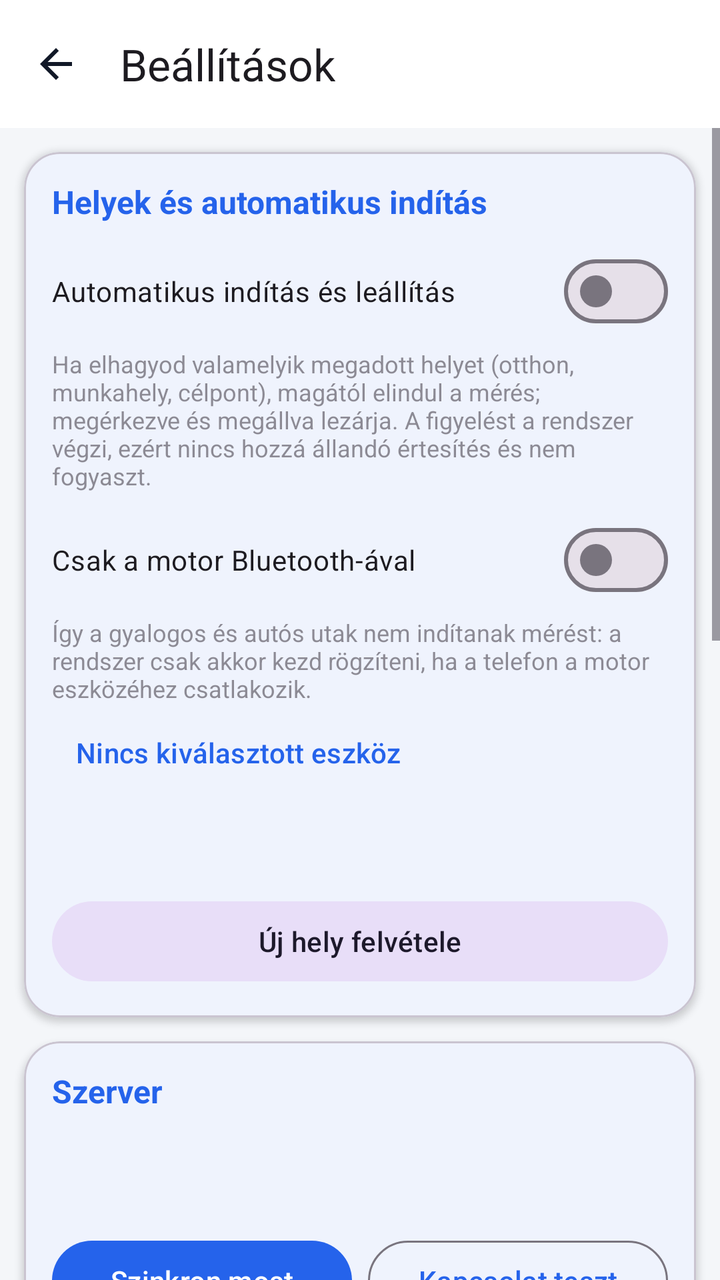
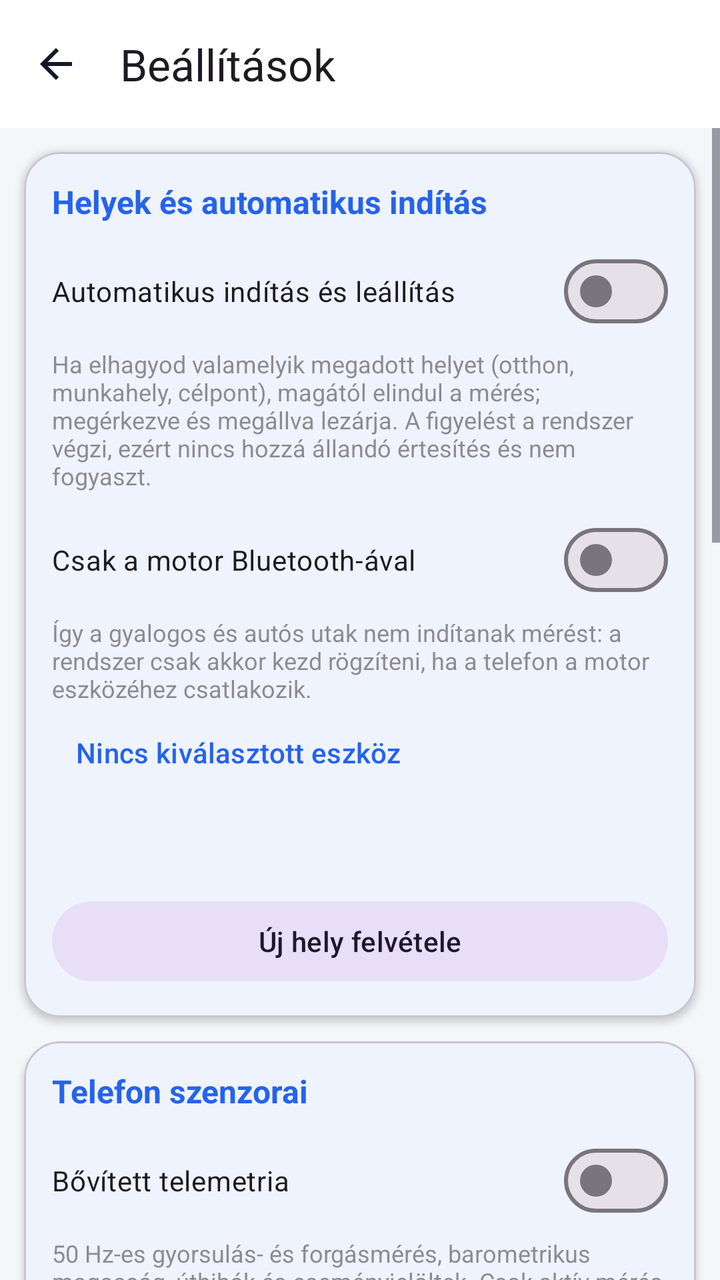

Two renders of the same Android screen: before a commit and after it. Below are the layout's source before the change and the commit's diff.
<!-- AndroidManifest.xml: application theme Theme.MotorTelemetria -->
<!-- res/layout/activity_settings.xml -->
<?xml version="1.0" encoding="utf-8"?>
<LinearLayout xmlns:android="http://schemas.android.com/apk/res/android"
    xmlns:app="http://schemas.android.com/apk/res-auto"
    android:layout_width="match_parent"
    android:layout_height="match_parent"
    android:fitsSystemWindows="true"
    android:orientation="vertical">

    <com.google.android.material.appbar.MaterialToolbar
        android:id="@+id/toolbar"
        android:layout_width="match_parent"
        android:layout_height="?attr/actionBarSize"
        android:background="?attr/colorSurface"
        app:navigationIcon="@drawable/ic_back"
        app:navigationIconTint="?attr/colorOnSurface"
        app:title="@string/title_settings" />

    <ScrollView
        android:layout_width="match_parent"
        android:layout_height="0dp"
        android:layout_weight="1"
        android:clipToPadding="false"
        android:paddingBottom="16dp">

        <LinearLayout
            android:layout_width="match_parent"
            android:layout_height="wrap_content"
            android:orientation="vertical">

            
            <com.google.android.material.card.MaterialCardView style="@style/StatsCard">

                <LinearLayout style="@style/StatsCardContent">

                    <TextView style="@style/StatsCardTitle" android:text="@string/settings_auto" />

                    <com.google.android.material.materialswitch.MaterialSwitch
                        android:id="@+id/switchAuto"
                        android:layout_width="match_parent"
                        android:layout_height="wrap_content"
                        android:text="@string/auto_switch" />

                    <TextView
                        android:layout_width="match_parent"
                        android:layout_height="wrap_content"
                        android:layout_marginTop="4dp"
                        android:alpha="0.6"
                        android:text="@string/auto_hint"
                        android:textSize="12sp" />

                    <com.google.android.material.materialswitch.MaterialSwitch
                        android:id="@+id/switchBluetooth"
                        android:layout_width="match_parent"
                        android:layout_height="wrap_content"
                        android:layout_marginTop="10dp"
                        android:text="@string/bt_switch" />

                    <TextView
                        android:layout_width="match_parent"
                        android:layout_height="wrap_content"
                        android:layout_marginTop="4dp"
                        android:alpha="0.6"
                        android:text="@string/bt_hint"
                        android:textSize="12sp" />

                    <com.google.android.material.button.MaterialButton
                        android:id="@+id/btnBluetoothDevice"
                        style="@style/Widget.Material3.Button.TextButton"
                        android:layout_width="match_parent"
                        android:layout_height="wrap_content"
                        android:gravity="start|center_vertical"
                        android:text="@string/bt_device_none" />

                    
                    <TextView
                        android:id="@+id/tvBluetoothStatus"
                        android:layout_width="match_parent"
                        android:layout_height="wrap_content"
                        android:layout_marginStart="12dp"
                        android:drawablePadding="6dp"
                        android:gravity="center_vertical"
                        android:paddingVertical="6dp"
                        android:textSize="12sp"
                        android:visibility="gone" />

                    <LinearLayout
                        android:id="@+id/placesList"
                        android:layout_width="match_parent"
                        android:layout_height="wrap_content"
                        android:layout_marginTop="12dp"
                        android:orientation="vertical" />

                    <TextView
                        android:id="@+id/tvAutoState"
                        android:layout_width="match_parent"
                        android:layout_height="wrap_content"
                        android:layout_marginTop="8dp"
                        android:alpha="0.7"
                        android:textSize="12sp" />

                    <com.google.android.material.button.MaterialButton
                        android:id="@+id/btnAddPlace"
                        style="@style/Widget.Material3.Button.TonalButton"
                        android:layout_width="match_parent"
                        android:layout_height="wrap_content"
                        android:layout_marginTop="10dp"
                        android:text="@string/place_add" />

                </LinearLayout>
            </com.google.android.material.card.MaterialCardView>

            
            <com.google.android.material.card.MaterialCardView style="@style/StatsCard">

                <LinearLayout style="@style/StatsCardContent">

                    <TextView style="@style/StatsCardTitle" android:text="@string/stats_server" />

                    <TextView
                        android:id="@+id/tvSyncState"
                        android:layout_width="match_parent"
                        android:layout_height="wrap_content"
                        android:textSize="15sp"
                        android:textStyle="bold" />

                    <TextView
                        android:id="@+id/tvLastSync"
                        android:layout_width="match_parent"
                        android:layout_height="wrap_content"
                        android:layout_marginTop="2dp"
                        android:alpha="0.7"
                        android:textSize="13sp" />

                    <TextView
                        android:id="@+id/tvSyncError"
                        android:layout_width="match_parent"
                        android:layout_height="wrap_content"
                        android:layout_marginTop="4dp"
                        android:textColor="@color/warning"
                        android:textSize="13sp"
                        android:visibility="gone" />

                    <LinearLayout
                        android:layout_width="match_parent"
                        android:layout_height="wrap_content"
                        android:layout_marginTop="10dp"
                        android:orientation="horizontal">

                        <com.google.android.material.button.MaterialButton
                            android:id="@+id/btnSyncNow"
                            android:layout_width="0dp"
                            android:layout_height="wrap_content"
                            android:layout_weight="1"
                            android:text="@string/action_sync_now" />

                        <com.google.android.material.button.MaterialButton
                            android:id="@+id/btnTestServer"
                            style="@style/Widget.Material3.Button.OutlinedButton"
                            android:layout_width="0dp"
                            android:layout_height="wrap_content"
                            android:layout_marginStart="8dp"
                            android:layout_weight="1"
                            android:text="@string/action_test_server" />
                    </LinearLayout>

                    <com.google.android.material.textfield.TextInputLayout
                        android:layout_width="match_parent"
                        android:layout_height="wrap_content"
                        android:layout_marginTop="12dp"
                        android:hint="@string/label_server_url">

                        <com.google.android.material.textfield.TextInputEditText
                            android:id="@+id/etServerUrl"
                            android:layout_width="match_parent"
                            android:layout_height="wrap_content"
                            android:inputType="textUri"
                            android:maxLines="1" />
                    </com.google.android.material.textfield.TextInputLayout>

                    <com.google.android.material.textfield.TextInputLayout
                        android:layout_width="match_parent"
                        android:layout_height="wrap_content"
                        android:layout_marginTop="8dp"
                        android:hint="@string/label_token">

                        <com.google.android.material.textfield.TextInputEditText
                            android:id="@+id/etToken"
                            android:layout_width="match_parent"
                            android:layout_height="wrap_content"
                            android:inputType="text"
                            android:maxLines="1" />
                    </com.google.android.material.textfield.TextInputLayout>

                    <com.google.android.material.button.MaterialButton
                        android:id="@+id/btnSaveServer"
                        style="@style/Widget.Material3.Button.TonalButton"
                        android:layout_width="match_parent"
                        android:layout_height="wrap_content"
                        android:layout_marginTop="8dp"
                        android:text="@string/action_save_server" />

                    <TextView
                        android:id="@+id/tvDevice"
                        android:layout_width="match_parent"
                        android:layout_height="wrap_content"
                        android:layout_marginTop="10dp"
                        android:alpha="0.6"
                        android:textSize="12sp" />
                </LinearLayout>
            </com.google.android.material.card.MaterialCardView>

            
            <com.google.android.material.card.MaterialCardView style="@style/StatsCard">

                <LinearLayout style="@style/StatsCardContent">

                    <TextView style="@style/StatsCardTitle" android:text="@string/selftest_title" />

                    <TextView
                        android:layout_width="match_parent"
                        android:layout_height="wrap_content"
                        android:layout_marginBottom="8dp"
                        android:alpha="0.6"
                        android:text="@string/selftest_hint"
                        android:textSize="12sp" />

                    
                    <TextView
                        android:id="@+id/tvSelfTestStatus"
                        android:layout_width="match_parent"
                        android:layout_height="wrap_content"
                        android:textSize="14sp"
                        android:textStyle="bold"
                        android:visibility="gone" />

                    <ProgressBar
                        android:id="@+id/progressSelfTest"
                        style="?android:attr/progressBarStyleHorizontal"
                        android:layout_width="match_parent"
                        android:layout_height="wrap_content"
                        android:layout_marginTop="6dp"
                        android:indeterminate="true"
                        android:visibility="gone" />

                    <TextView
                        android:id="@+id/tvSelfTest"
                        android:layout_width="match_parent"
                        android:layout_height="wrap_content"
                        android:layout_marginTop="8dp"
                        android:fontFamily="monospace"
                        android:lineSpacingExtra="3dp"
                        android:textSize="12sp" />

                    <com.google.android.material.button.MaterialButton
                        android:id="@+id/btnSelfTest"
                        android:layout_width="match_parent"
                        android:layout_height="wrap_content"
                        android:layout_marginTop="10dp"
                        android:text="@string/selftest_run" />

                    <com.google.android.material.button.MaterialButton
                        android:id="@+id/btnSelfTestWaze"
                        style="@style/Widget.Material3.Button.OutlinedButton"
                        android:layout_width="match_parent"
                        android:layout_height="wrap_content"
                        android:layout_marginTop="8dp"
                        android:text="@string/selftest_run_waze" />
                </LinearLayout>
            </com.google.android.material.card.MaterialCardView>

            
            <com.google.android.material.card.MaterialCardView style="@style/StatsCard">

                <LinearLayout style="@style/StatsCardContent">

                    <TextView style="@style/StatsCardTitle" android:text="@string/stats_appearance" />

                    <com.google.android.material.button.MaterialButtonToggleGroup
                        android:id="@+id/themeToggle"
                        android:layout_width="match_parent"
                        android:layout_height="wrap_content"
                        app:selectionRequired="true"
                        app:singleSelection="true">

                        <com.google.android.material.button.MaterialButton
                            android:id="@+id/btnThemeSystem"
                            style="@style/Widget.Material3.Button.OutlinedButton"
                            android:layout_width="0dp"
                            android:layout_height="wrap_content"
                            android:layout_weight="1"
                            android:text="@string/theme_system" />

                        <com.google.android.material.button.MaterialButton
                            android:id="@+id/btnThemeLight"
                            style="@style/Widget.Material3.Button.OutlinedButton"
                            android:layout_width="0dp"
                            android:layout_height="wrap_content"
                            android:layout_weight="1"
                            android:text="@string/theme_light" />

                        <com.google.android.material.button.MaterialButton
                            android:id="@+id/btnThemeDark"
                            style="@style/Widget.Material3.Button.OutlinedButton"
                            android:layout_width="0dp"
                            android:layout_height="wrap_content"
                            android:layout_weight="1"
                            android:text="@string/theme_dark" />
                    </com.google.android.material.button.MaterialButtonToggleGroup>

                    <TextView
                        android:layout_width="match_parent"
                        android:layout_height="wrap_content"
                        android:layout_marginTop="8dp"
                        android:alpha="0.6"
                        android:text="@string/theme_hint"
                        android:textSize="12sp" />
                </LinearLayout>
            </com.google.android.material.card.MaterialCardView>

        </LinearLayout>
    </ScrollView>

</LinearLayout>
<!-- resources referenced by this layout -->
<resources>
  <color name="warning">#FFB91C1C</color>
  <!-- drawable ic_back (drawable) -->
  <vector xmlns:android="http://schemas.android.com/apk/res/android"
      android:width="24dp"
      android:height="24dp"
      android:viewportWidth="24"
      android:viewportHeight="24"
      android:autoMirrored="true">
      <path
          android:fillColor="@android:color/white"
          android:pathData="M20,11H7.83l5.59,-5.59L12,4l-8,8 8,8 1.41,-1.41L7.83,13H20v-2z" />
  </vector>
  <string name="action_save_server">Mentés</string>
  <string name="action_sync_now">Szinkron most</string>
  <string name="action_test_server">Kapcsolat teszt</string>
  <string name="auto_hint">Ha elhagyod valamelyik megadott helyet (otthon, munkahely, célpont), magától elindul a mérés; megérkezve és megállva lezárja. A figyelést a rendszer végzi, ezért nincs hozzá állandó értesítés és nem fogyaszt.</string>
  <string name="auto_switch">Automatikus indítás és leállítás</string>
  <string name="bt_device_none">Nincs kiválasztott eszköz</string>
  <string name="bt_hint">Így a gyalogos és autós utak nem indítanak mérést: a rendszer csak akkor kezd rögzíteni, ha a telefon a motor eszközéhez csatlakozik.</string>
  <string name="bt_switch">Csak a motor Bluetooth-ával</string>
  <string name="label_server_url">Szerver címe (Tailscale)</string>
  <string name="label_token">Token</string>
  <string name="place_add">Új hely felvétele</string>
  <string name="selftest_hint">Egyesével ellenőrzi, elérhető-e minden, amire az app támaszkodik. A Waze külön gombbal fut, mert minden hívása fogyasztja a havi keretet.</string>
  <string name="selftest_run">Teszt futtatása</string>
  <string name="selftest_run_waze">Waze élő teszt (1 hívást felhasznál)</string>
  <string name="selftest_title">Szolgáltatások</string>
  <string name="settings_auto">Helyek és automatikus indítás</string>
  <string name="stats_appearance">Megjelenés</string>
  <string name="stats_server">Szerver</string>
  <string name="theme_dark">Sötét</string>
  <string name="theme_hint">Sötét módban a térkép csempéi is sötétre váltanak. A kezdőképernyős widget a telefon beállítását követi.</string>
  <string name="theme_light">Világos</string>
  <string name="theme_system">Rendszer</string>
  <string name="title_settings">Beállítások</string>
  <style name="StatsCardContent">
          <item name="android:layout_width">match_parent</item>
          <item name="android:layout_height">wrap_content</item>
          <item name="android:orientation">vertical</item>
          <item name="android:padding">14dp</item>
      </style>
  <style name="StatsCardTitle">
          <item name="android:layout_width">match_parent</item>
          <item name="android:layout_height">wrap_content</item>
          <item name="android:layout_marginBottom">10dp</item>
          <item name="android:textSize">16sp</item>
          <item name="android:textStyle">bold</item>
          <item name="android:textColor">?attr/colorPrimary</item>
      </style>
  <color name="brand">#2563EB</color>
  <color name="on_brand">#FFFFFFFF</color>
  <color name="brand_dark">#1D4ED8</color>
  <color name="surface">#FFFFFFFF</color>
  <color name="on_surface">#FF111827</color>
  <color name="background">#FFF4F6F9</color>
  <!-- unchanged entries left out for length: 2 -->
</resources>

<!-- the commit's change to res/layout/activity_settings.xml (unified diff, before → after) -->
@@ -114,6 +114,66 @@
 
                 <LinearLayout style="@style/StatsCardContent">
 
+                    <TextView style="@style/StatsCardTitle" android:text="@string/telemetry_settings_title" />
+
+                    <com.google.android.material.materialswitch.MaterialSwitch
+                        android:id="@+id/switchTelemetry"
+                        android:layout_width="match_parent"
+                        android:layout_height="wrap_content"
+                        android:text="@string/telemetry_switch" />
+
+                    <TextView
+                        android:layout_width="match_parent"
+                        android:layout_height="wrap_content"
+                        android:layout_marginTop="4dp"
+                        android:alpha="0.6"
+                        android:text="@string/telemetry_hint"
+                        android:textSize="12sp" />
+
+                    <TextView
+                        android:id="@+id/tvTelemetryCalibration"
+                        android:layout_width="match_parent"
+                        android:layout_height="wrap_content"
+                        android:layout_marginTop="8dp"
+                        android:textSize="13sp" />
+
+                    <LinearLayout
+                        android:layout_width="match_parent"
+                        android:layout_height="wrap_content"
+                        android:layout_marginTop="8dp"
+                        android:orientation="horizontal">
+
+                        <com.google.android.material.button.MaterialButton
+                            android:id="@+id/btnSensorInventory"
+                            style="@style/Widget.Material3.Button.OutlinedButton"
+                            android:layout_width="0dp"
+                            android:layout_height="wrap_content"
+                            android:layout_weight="1"
+                            android:text="@string/telemetry_inventory" />
+
+                        <com.google.android.material.button.MaterialButton
+                            android:id="@+id/btnResetCalibration"
+                            style="@style/Widget.Material3.Button.TextButton"
+                            android:layout_width="0dp"
+                            android:layout_height="wrap_content"
+                            android:layout_weight="1"
+                            android:text="@string/telemetry_recalibrate" />
+                    </LinearLayout>
+
+                    <com.google.android.material.button.MaterialButton
+                        android:id="@+id/btnManualMount"
+                        style="@style/Widget.Material3.Button.TextButton"
+                        android:layout_width="match_parent"
+                        android:layout_height="wrap_content"
+                        android:text="@string/telemetry_manual_mount" />
+                </LinearLayout>
+            </com.google.android.material.card.MaterialCardView>
+
+            
+            <com.google.android.material.card.MaterialCardView style="@style/StatsCard">
+
+                <LinearLayout style="@style/StatsCardContent">
+
                     <TextView style="@style/StatsCardTitle" android:text="@string/stats_server" />
 
                     <TextView
<!-- resource entries referenced after the edit -->
@@ -30,6 +30,12 @@
   <string name="settings_auto">Helyek és automatikus indítás</string>
   <string name="stats_appearance">Megjelenés</string>
   <string name="stats_server">Szerver</string>
+  <string name="telemetry_hint">50 Hz-es gyorsulás- és forgásmérés, barometrikus magasság, úthibák és eseményjelöltek. Csak aktív mérés közben fut.</string>
+  <string name="telemetry_inventory">Szenzorleltár</string>
+  <string name="telemetry_manual_mount">Kézi tartóirány</string>
+  <string name="telemetry_recalibrate">Újrakalibrálás</string>
+  <string name="telemetry_settings_title">Telefon szenzorai</string>
+  <string name="telemetry_switch">Bővített telemetria</string>
   <string name="theme_dark">Sötét</string>
   <string name="theme_hint">Sötét módban a térkép csempéi is sötétre váltanak. A kezdőképernyős widget a telefon beállítását követi.</string>
   <string name="theme_light">Világos</string>
